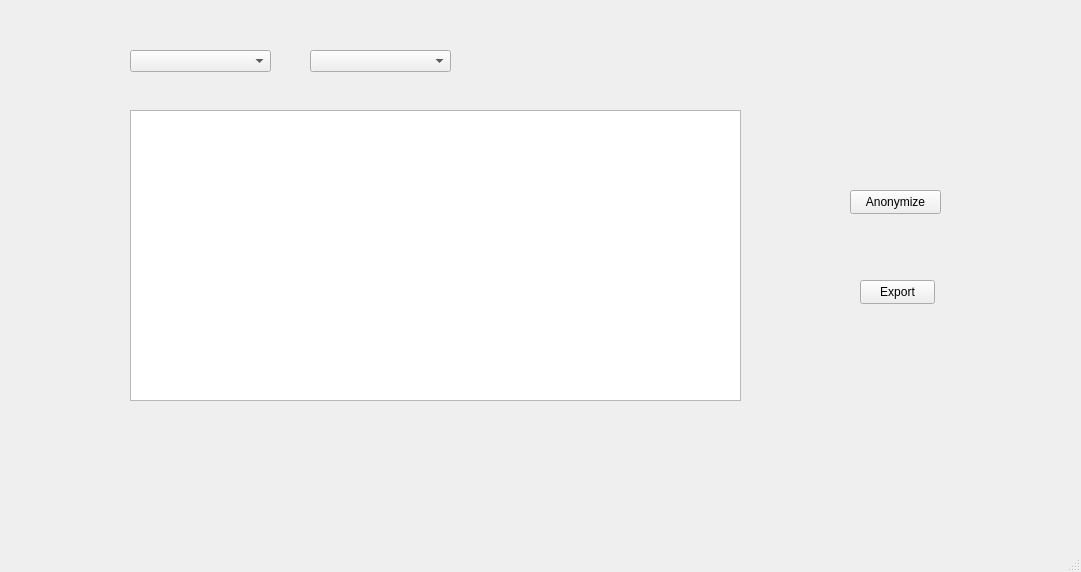
The window that DisplayData.ui (brunoguedelha99/Tese) describes before a commit, drawn with Qt 5.
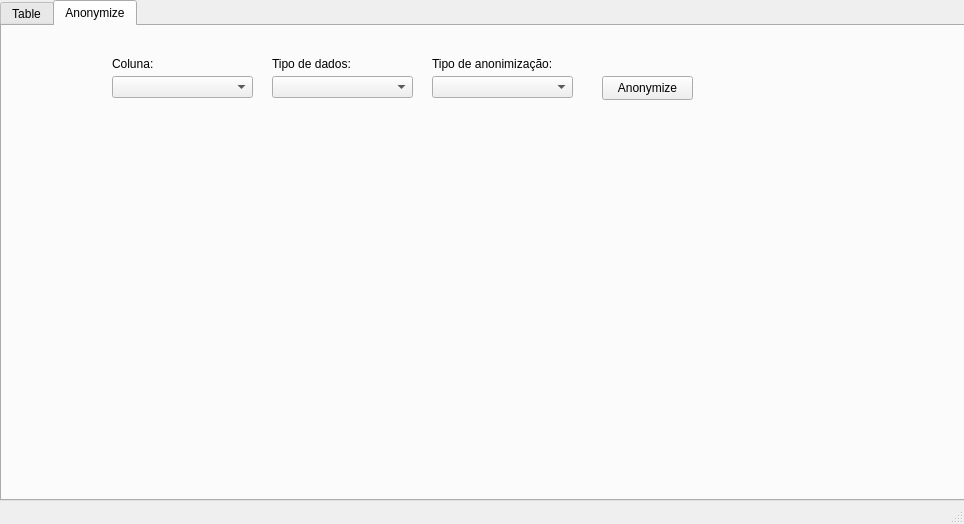
The same window after the commit. The open tabs and pages were chosen to show the change.

Commit message: Divide into 2 screens

The edit to the form file:
```diff
--- a/DisplayData.ui
+++ b/DisplayData.ui
@@ -6,42 +6,45 @@
    <rect>
     <x>0</x>
     <y>0</y>
-    <width>1081</width>
-    <height>572</height>
+    <width>964</width>
+    <height>524</height>
    </rect>
   </property>
   <property name="windowTitle">
    <string>MainWindow</string>
   </property>
   <widget class="QWidget" name="centralwidget">
+   <widget class="QTabWidget" name="tabWidget">
+    <property name="geometry">
+     <rect>
+      <x>0</x>
+      <y>0</y>
+      <width>971</width>
+      <height>501</height>
+     </rect>
+    </property>
+    <property name="currentIndex">
+     <number>0</number>
+    </property>
+    <widget class="QWidget" name="tab">
+     <attribute name="title">
+      <string>Table</string>
+     </attribute>
    <widget class="QTableWidget" name="tableData">
     <property name="geometry">
      <rect>
-      <x>130</x>
-      <y>110</y>
-      <width>611</width>
-      <height>291</height>
+        <x>40</x>
+        <y>60</y>
+        <width>871</width>
+        <height>411</height>
      </rect>
     </property>
    </widget>
-   <widget class="QPushButton" name="pushAnonymizeButton">
-    <property name="geometry">
-     <rect>
-      <x>850</x>
-      <y>190</y>
-      <width>91</width>
-      <height>24</height>
-     </rect>
-    </property>
-    <property name="text">
-     <string>Anonymize</string>
-    </property>
-   </widget>
    <widget class="QPushButton" name="pushExportButton">
     <property name="geometry">
      <rect>
-      <x>860</x>
-      <y>280</y>
+        <x>750</x>
+        <y>30</y>
       <width>75</width>
       <height>24</height>
      </rect>
@@ -50,25 +53,94 @@
      <string>Export</string>
     </property>
    </widget>
-   <widget class="QComboBox" name="columnComboBox">
+    </widget>
+    <widget class="QWidget" name="tab_2">
+     <attribute name="title">
+      <string>Anonymize</string>
+     </attribute>
+     <widget class="QPushButton" name="pushAnonymizeButton">
     <property name="geometry">
      <rect>
-      <x>130</x>
+        <x>600</x>
+        <y>50</y>
+        <width>91</width>
+        <height>24</height>
+       </rect>
+      </property>
+      <property name="text">
+       <string>Anonymize</string>
+      </property>
+     </widget>
+     <widget class="QComboBox" name="dataTypeComboBox">
+      <property name="geometry">
+       <rect>
+        <x>270</x>
       <y>50</y>
       <width>141</width>
       <height>22</height>
      </rect>
     </property>
    </widget>
+     <widget class="QLabel" name="label_3">
+      <property name="geometry">
+       <rect>
+        <x>430</x>
+        <y>30</y>
+        <width>121</width>
+        <height>16</height>
+       </rect>
+      </property>
+      <property name="text">
+       <string>Tipo de anonimização:</string>
+      </property>
+     </widget>
    <widget class="QComboBox" name="anonymizationComboBox">
     <property name="geometry">
      <rect>
-      <x>310</x>
+        <x>430</x>
       <y>50</y>
       <width>141</width>
       <height>22</height>
      </rect>
     </property>
+     </widget>
+     <widget class="QLabel" name="label">
+      <property name="geometry">
+       <rect>
+        <x>110</x>
+        <y>30</y>
+        <width>49</width>
+        <height>16</height>
+       </rect>
+      </property>
+      <property name="text">
+       <string>Coluna:</string>
+      </property>
+     </widget>
+     <widget class="QComboBox" name="columnComboBox">
+      <property name="geometry">
+       <rect>
+        <x>110</x>
+        <y>50</y>
+        <width>141</width>
+        <height>22</height>
+       </rect>
+      </property>
+     </widget>
+     <widget class="QLabel" name="label_2">
+      <property name="geometry">
+       <rect>
+        <x>270</x>
+        <y>30</y>
+        <width>81</width>
+        <height>16</height>
+       </rect>
+      </property>
+      <property name="text">
+       <string>Tipo de dados:</string>
+      </property>
+     </widget>
+    </widget>
    </widget>
   </widget>
   <widget class="QStatusBar" name="statusbar"/>
```
Lines whose indentation alone changed are shown as unchanged. The commit also changes 1 other file.
